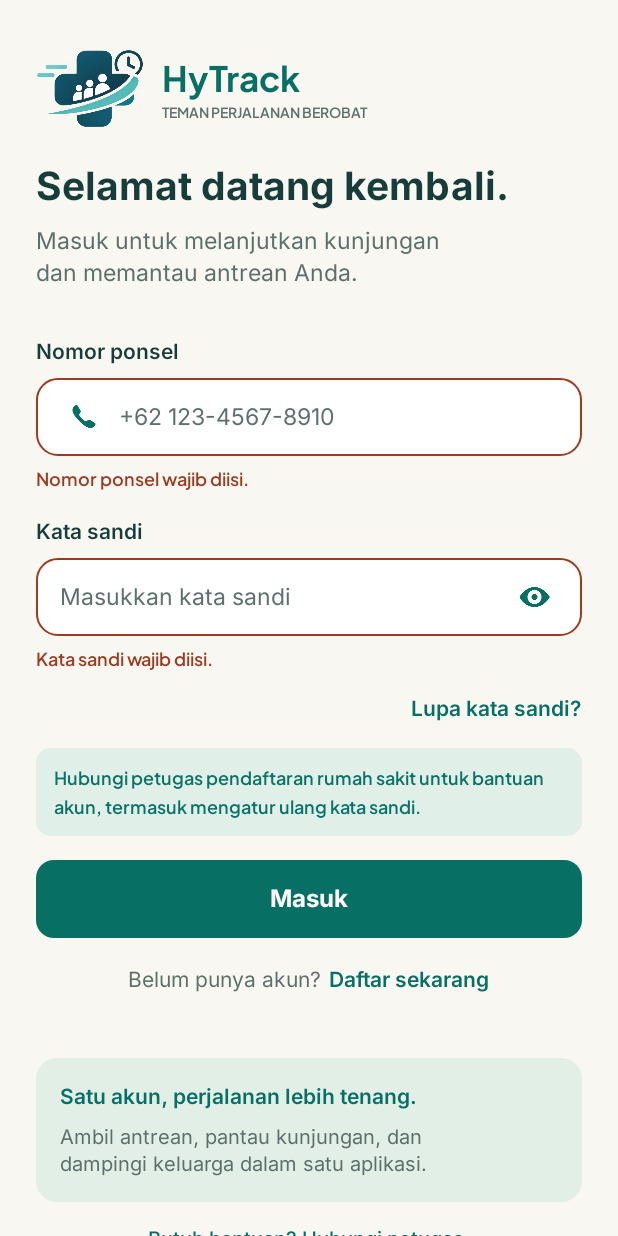
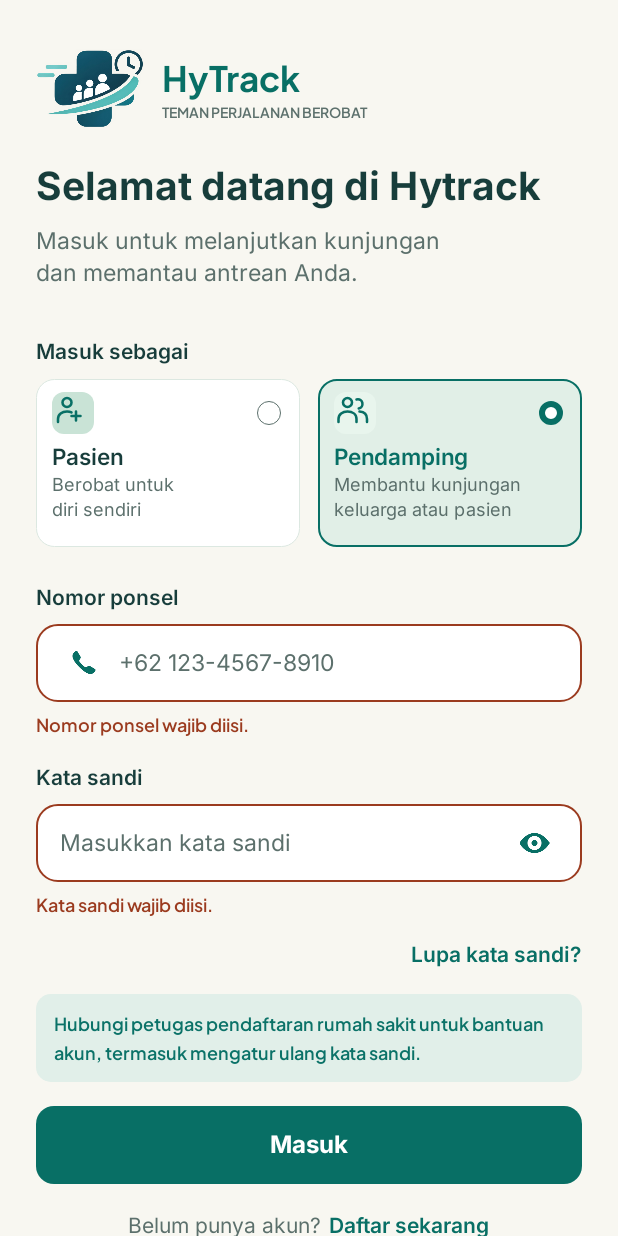
Before and after one commit to Constanvel/Hytrack-android, an Android app: the screen it shows after launch (LoginActivity), after a tap on "Masuk", on a phone screen of 412 x 824 dp. Run offline under Robolectric (Android 15) with nearby library versions, the phone set to English and light mode, and no system bars; 2 other taps on this screen came first.

Commit message:
feat: choose Pasien or Pendamping on the sign-in screen
The login gets the "Masuk sebagai" role cards of Figma 31:2 and the new title.
Both roles sign in a patient account; Pendamping then opens the followed
visit, or the list when there are several, like the web AuthController.

```diff
--- a/app/src/main/java/com/constanvel/hytracl/AuthActivities.kt
+++ b/app/src/main/java/com/constanvel/hytracl/AuthActivities.kt
@@ -5,11 +5,20 @@ import android.os.Bundle
 import android.text.Html
 import android.text.InputType
 import android.text.method.PasswordTransformationMethod
+import android.graphics.drawable.GradientDrawable
+import android.view.Gravity
 import android.view.View
+import android.view.ViewGroup
+import android.widget.FrameLayout
+import android.widget.ImageView
 import android.widget.LinearLayout
+import android.widget.RadioButton
 import androidx.activity.enableEdgeToEdge
 import androidx.appcompat.app.AppCompatActivity
+import androidx.core.content.ContextCompat
+import androidx.core.view.AccessibilityDelegateCompat
 import androidx.core.view.ViewCompat
+import androidx.core.view.accessibility.AccessibilityNodeInfoCompat
 import androidx.core.view.WindowInsetsCompat
 import androidx.core.view.isVisible
 import androidx.core.view.updatePadding
@@ -77,7 +86,72 @@ private fun AppCompatActivity.enterApp() {
     }
 }
 
+/**
+ * "Masuk sebagai Pendamping" opens the companion view: the one visit this account follows,
+ * else the list (web AuthController::signedIn). An invitation link waiting to open comes first.
+ */
+private fun AppCompatActivity.enterCompanion() {
+    if (!Api.online || Demo.pendingInvite != null) return enterApp()
+    request({ Api.call("GET", "pendampingan").getJSONArray("patients").objects() }) { result ->
+        enterApp()
+        val only = result.getOrNull()?.singleOrNull()
+        startActivity(Intent(this, if (only != null) CompanionMonitorActivity::class.java else CompanionListActivity::class.java)
+            .apply { only?.let { putExtra(CompanionMonitorActivity.SHARE, it.getInt("id")) } })
+    }
+}
+
+/** Role card of Figma 31:2 (auth.css .auth-role): icon, radio, name and a two-line detail. */
+private fun LinearLayout.roleCard(icon: Int, label: String, detail: String, onPick: () -> Unit): FrameLayout {
+    val card = FrameLayout(context).apply {
+        minimumHeight = dp(112)
+        setPadding(dp(11), dp(9), dp(11), dp(7))
+        isClickable = true
+        isFocusable = true
+        contentDescription = "$label. ${detail.replace('\n', ' ')}"
+        setOnClickListener { onPick() }
+    }
+    addView(card, LinearLayout.LayoutParams(0, ViewGroup.LayoutParams.MATCH_PARENT, 1f))
+    val stack = LinearLayout(context).apply { orientation = LinearLayout.VERTICAL }
+    card.addView(stack)
+    stack.addView(ImageView(context).apply { setImageResource(icon); importantForAccessibility = View.IMPORTANT_FOR_ACCESSIBILITY_NO },
+        LinearLayout.LayoutParams(dp(28), dp(28)))
+    stack.inter(label, 15f, 21f, Weight.SEMIBOLD).apply { tag = "label"; (layoutParams as LinearLayout.LayoutParams).topMargin = dp(6) }
+    stack.inter(detail, 12f, 18f, color = R.color.brand_muted).apply { tag = "detail"; (layoutParams as LinearLayout.LayoutParams).topMargin = dp(3) }
+    stack.importantForAccessibility = View.IMPORTANT_FOR_ACCESSIBILITY_NO_HIDE_DESCENDANTS
+    card.addView(View(context).apply { tag = "radio" },
+        FrameLayout.LayoutParams(dp(16), dp(16), Gravity.TOP or Gravity.END).apply { topMargin = dp(6); marginEnd = dp(2) })
+    return card
+}
+
+private fun FrameLayout.pick(chosen: Boolean) {
+    val brand = ContextCompat.getColor(context, R.color.brand)
+    background = GradientDrawable().apply {
+        cornerRadius = dp(12).toFloat()
+        setColor(ContextCompat.getColor(context, if (chosen) R.color.auth_benefit else R.color.white))
+        setStroke(if (chosen) dp(1.5) else dp(1), if (chosen) brand else 0xFFDCE8E1.toInt())
+    }
+    findViewWithTag<View>("radio").background = GradientDrawable().apply {
+        shape = GradientDrawable.OVAL
+        // Checked: a white dot inside a 4dp green ring.
+        setColor(ContextCompat.getColor(context, R.color.white))
+        setStroke(if (chosen) dp(4.5) else dp(1), if (chosen) brand else ContextCompat.getColor(context, R.color.brand_muted))
+    }
+    findViewWithTag<android.widget.TextView>("label").setTextColor(if (chosen) brand else ContextCompat.getColor(context, R.color.auth_text))
+    findViewWithTag<android.widget.TextView>("detail").setTextColor(ContextCompat.getColor(context, if (chosen) R.color.auth_benefit_text else R.color.brand_muted))
+    ViewCompat.setAccessibilityDelegate(this, object : AccessibilityDelegateCompat() {
+        override fun onInitializeAccessibilityNodeInfo(host: View, info: AccessibilityNodeInfoCompat) {
+            super.onInitializeAccessibilityNodeInfo(host, info)
+            info.className = RadioButton::class.java.name
+            info.isCheckable = true
+            info.isChecked = chosen
+        }
+    })
+}
+
 class LoginActivity : AppCompatActivity() {
+    /** Masuk sebagai: "patient" or "companion"; both sign in a patient account. */
+    private var role = "patient"
+
     override fun onCreate(savedInstanceState: Bundle?) {
         super.onCreate(savedInstanceState)
         if (Demo.signedIn) return enterApp()
@@ -89,6 +163,15 @@ class LoginActivity : AppCompatActivity() {
         b.phone.setup(getString(R.string.nomor_ponsel), getString(R.string.phone_hint), phone = true)
         b.password.setup(getString(R.string.kata_sandi), getString(R.string.masukkan_kata_sandi), password = true)
         b.password.input.imeOptions = android.view.inputmethod.EditorInfo.IME_ACTION_DONE
+        role = savedInstanceState?.getString("role") ?: role
+        val cards = mutableMapOf<String, FrameLayout>()
+        fun choose(value: String) {
+            role = value
+            cards.forEach { (key, card) -> card.pick(key == role) }
+        }
+        cards["patient"] = b.roles.roleCard(R.drawable.ic_role_patient, getString(R.string.role_pasien), getString(R.string.berobat_untuk_diri_sendiri)) { choose("patient") }
+        cards["companion"] = b.roles.roleCard(R.drawable.ic_role_companion, getString(R.string.pendamping), getString(R.string.membantu_kunjungan_keluarga)) { choose("companion") }
+        choose(role)
         b.forgot.setOnClickListener { b.forgotNotice.isVisible = true }
         b.contact.setOnClickListener { b.contactNotice.isVisible = true }
         b.switchLink.setOnClickListener { startActivity(Intent(this, RegisterActivity::class.java)) }
@@ -112,9 +195,9 @@ class LoginActivity : AppCompatActivity() {
                     }
                     result.isSuccess -> result.getOrThrow().let { account ->
                         Demo.signedInAs(account.getString("name"), account.str("phone"))
-                        enterApp()
+                        if (role == "companion") enterCompanion() else enterApp()
                     }
-                    failure?.status == 0 && Demo.isDemoAccount(phone, password) -> enterApp()
+                    failure?.status == 0 && Demo.isDemoAccount(phone, password) -> if (role == "companion") enterCompanion() else enterApp()
                     else -> {
                         b.phone.error(if (failure?.status == 0) Api.OFFLINE else getString(R.string.nomor_ponsel_atau_kata_sandi_salah))
                         b.password.input.text.clear()
@@ -122,6 +205,11 @@ class LoginActivity : AppCompatActivity() {
                 }
             }
         }
+    }
+
+    override fun onSaveInstanceState(outState: Bundle) {
+        super.onSaveInstanceState(outState)
+        outState.putString("role", role)
     }
 }
 
--- /dev/null
+++ b/app/src/main/res/drawable/ic_role_companion.xml
@@ -0,0 +1,10 @@
+<?xml version="1.0" encoding="utf-8"?>
+<!-- Ikon Pendamping (Figma 31:2, public/assets/role-companion.svg). -->
+<vector xmlns:android="http://schemas.android.com/apk/res/android"
+    android:width="28dp"
+    android:height="28dp"
+    android:viewportWidth="28"
+    android:viewportHeight="28">
+    <path android:fillColor="#E8F5ED" android:pathData="M8,0H20A8,8 0,0 1,28 8V20A8,8 0,0 1,20 28H8A8,8 0,0 1,0 20V8A8,8 0,0 1,8 0Z" />
+    <path android:pathData="M3 20V18C3 14.7 5.7 13 9 13C12.3 13 15 14.7 15 18V20M15 5C19.5 4 20.4 10 16.5 11M17 13C20.2 13.2 22 15.1 22 18V20M9 10C9.79565 10 10.5587 9.68393 11.1213 9.12132C11.6839 8.55871 12 7.79565 12 7C12 6.20435 11.6839 5.44129 11.1213 4.87868C10.5587 4.31607 9.79565 4 9 4C8.20435 4 7.44129 4.31607 6.87868 4.87868C6.31607 5.44129 6 6.20435 6 7C6 7.79565 6.31607 8.55871 6.87868 9.12132C7.44129 9.68393 8.20435 10 9 10Z" android:strokeColor="#086F65" android:strokeWidth="1.7" android:strokeLineCap="round" android:strokeLineJoin="round" />
+</vector>
--- /dev/null
+++ b/app/src/main/res/drawable/ic_role_patient.xml
@@ -0,0 +1,10 @@
+<?xml version="1.0" encoding="utf-8"?>
+<!-- Ikon Pasien (Figma 31:2, public/assets/role-patient.svg). -->
+<vector xmlns:android="http://schemas.android.com/apk/res/android"
+    android:width="28dp"
+    android:height="28dp"
+    android:viewportWidth="28"
+    android:viewportHeight="28">
+    <path android:fillColor="#C9E3D6" android:pathData="M8,0H20A8,8 0,0 1,28 8V20A8,8 0,0 1,20 28H8A8,8 0,0 1,0 20V8A8,8 0,0 1,8 0Z" />
+    <path android:pathData="M4 20V18C4 14.7 6.7 13 10 13C11.1 13 12.2 13.2 13 13.6M16 13V19M13 16H19M10 10C10.7956 10 11.5587 9.68393 12.1213 9.12132C12.6839 8.55871 13 7.79565 13 7C13 6.20435 12.6839 5.44129 12.1213 4.87868C11.5587 4.31607 10.7956 4 10 4C9.20435 4 8.44129 4.31607 7.87868 4.87868C7.31607 5.44129 7 6.20435 7 7C7 7.79565 7.31607 8.55871 7.87868 9.12132C8.44129 9.68393 9.20435 10 10 10Z" android:strokeColor="#086F65" android:strokeWidth="1.7" android:strokeLineCap="round" android:strokeLineJoin="round" />
+</vector>
--- a/app/src/main/res/layout/activity_login.xml
+++ b/app/src/main/res/layout/activity_login.xml
@@ -47,6 +47,34 @@
                 android:divider="@drawable/gap_16"
                 android:orientation="vertical"
                 android:showDividers="middle">
+
+                <!-- Masuk sebagai: two role cards, filled in by LoginActivity. -->
+                <LinearLayout
+                    android:layout_width="match_parent"
+                    android:layout_height="wrap_content"
+                    android:layout_marginBottom="8dp"
+                    android:divider="@drawable/gap_8"
+                    android:orientation="vertical"
+                    android:showDividers="middle">
+
+                    <TextView
+                        style="@style/Text.Auth"
+                        android:layout_width="wrap_content"
+                        android:layout_height="wrap_content"
+                        android:accessibilityHeading="true"
+                        android:fontFamily="@font/inter_semibold"
+                        android:lineHeight="20sp"
+                        android:text="@string/masuk_sebagai"
+                        android:textSize="14sp" />
+
+                    <LinearLayout
+                        android:id="@+id/roles"
+                        android:layout_width="match_parent"
+                        android:layout_height="wrap_content"
+                        android:divider="@drawable/gap_12"
+                        android:orientation="horizontal"
+                        android:showDividers="middle" />
+                </LinearLayout>
 
                 <LinearLayout
                     android:layout_width="match_parent"
--- a/app/src/main/res/values/strings.xml
+++ b/app/src/main/res/values/strings.xml
@@ -280,7 +280,7 @@
     <string name="farmasi_loket_f2">Farmasi · Loket F2</string>
     <string name="gedung_a_lantai_1_ambil_obat_setelah">Gedung A, lantai 1. Ambil obat setelah nomor pengambilan dipanggil.</string>
     <string name="sembunyikan_kata_sandi">Sembunyikan kata sandi</string>
-    <string name="selamat_datang_kembali">Selamat datang kembali.</string>
+    <string name="selamat_datang_kembali">Selamat datang di Hytrack</string>
     <string name="masuk_untuk_melanjutkan_kunjungan_ndan">Masuk untuk melanjutkan kunjungan\ndan memantau antrean Anda.</string>
     <string name="nomor_ponsel">Nomor ponsel</string>
     <string name="kata_sandi">Kata sandi</string>
@@ -440,4 +440,11 @@
     <string name="belum_tiba_di_meja_check_in">Belum tiba di meja check-in</string>
     <string name="memeriksa">Memeriksa…</string>
     <string name="server_staff_only">Akun petugas memakai dashboard petugas di web. Masuk dengan akun pasien di aplikasi ini.</string>
+
+    <!-- Masuk sebagai (Figma 31:2). -->
+    <string name="masuk_sebagai">Masuk sebagai</string>
+    <string name="role_pasien">Pasien</string>
+    <string name="pendamping">Pendamping</string>
+    <string name="berobat_untuk_diri_sendiri">Berobat untuk\ndiri sendiri</string>
+    <string name="membantu_kunjungan_keluarga">Membantu kunjungan\nkeluarga atau pasien</string>
 </resources>
```
